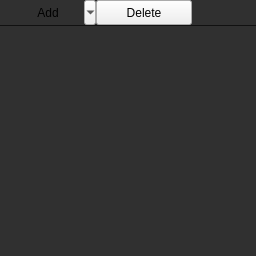
Qt form src/widgets/scenehierarchywidget.ui (jahshaka/Studio) before a commit.
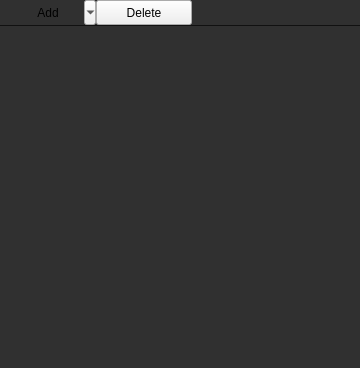
The same form after that commit. Icons and pictures are not drawn.

```diff
--- a/src/widgets/scenehierarchywidget.ui
+++ b/src/widgets/scenehierarchywidget.ui
@@ -6,8 +6,8 @@
    <rect>
     <x>0</x>
     <y>0</y>
-    <width>256</width>
-    <height>256</height>
+    <width>360</width>
+    <height>368</height>
    </rect>
   </property>
   <property name="windowTitle">
@@ -29,7 +29,36 @@
 
 #deleteBtn {
 	border-left: 1px solid #333;
-}</string>
+}
+
+ QTreeWidget {
+	outline: none;
+	selection-background-color: #404040;
+	color: #CECECE;
+  }
+
+QTreeWidget::item:selected {
+	selection-background-color: #404040;
+	background: #404040;
+	outline: none;
+  }
+
+
+/* important when the widget loses focus */
+QTreeWidget::item:selected:!active {
+	background: #404040;
+	padding: 0;
+	color: #CECECE;
+}
+
+QTreeWidget::item:selected:active {
+	background: #404040;
+	padding: 0;
+}
+
+ QTreeWidget::item:hover {
+
+  }</string>
   </property>
   <layout class="QVBoxLayout" name="verticalLayout">
    <property name="spacing">
@@ -151,19 +180,42 @@
    <item>
     <widget class="QTreeWidget" name="sceneTree">
      <property name="styleSheet">
-      <string notr="true"/>
+      <string notr="true">outline: none</string>
+     </property>
+     <property name="rootIsDecorated">
+      <bool>true</bool>
+     </property>
+     <property name="uniformRowHeights">
+      <bool>true</bool>
      </property>
      <property name="animated">
+      <bool>false</bool>
+     </property>
+     <property name="headerHidden">
       <bool>true</bool>
      </property>
+     <property name="columnCount">
+      <number>2</number>
+     </property>
      <attribute name="headerVisible">
       <bool>false</bool>
      </attribute>
+     <attribute name="headerMinimumSectionSize">
+      <number>0</number>
+     </attribute>
+     <attribute name="headerStretchLastSection">
+      <bool>false</bool>
+     </attribute>
      <column>
       <property name="text">
        <string notr="true">1</string>
       </property>
      </column>
+     <column>
+      <property name="text">
+       <string notr="true">2</string>
+      </property>
+     </column>
     </widget>
    </item>
   </layout>
```
